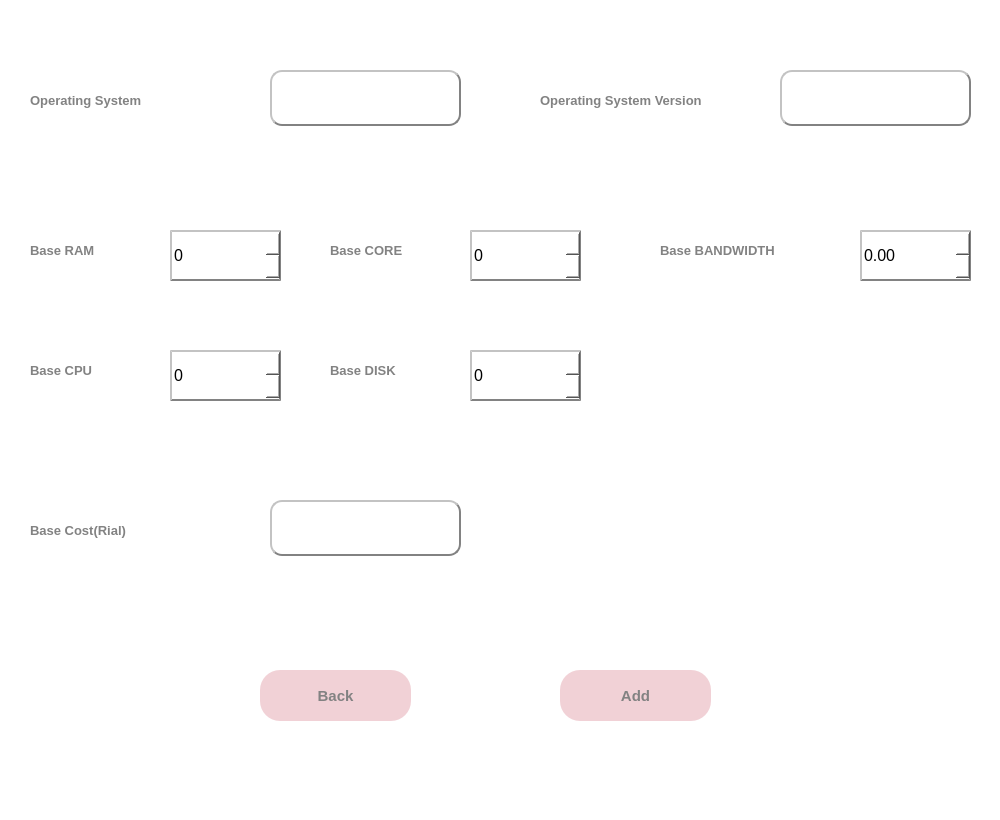
Old version of the form ui/os_create.ui in the repository vidagharavian/cloud_service.
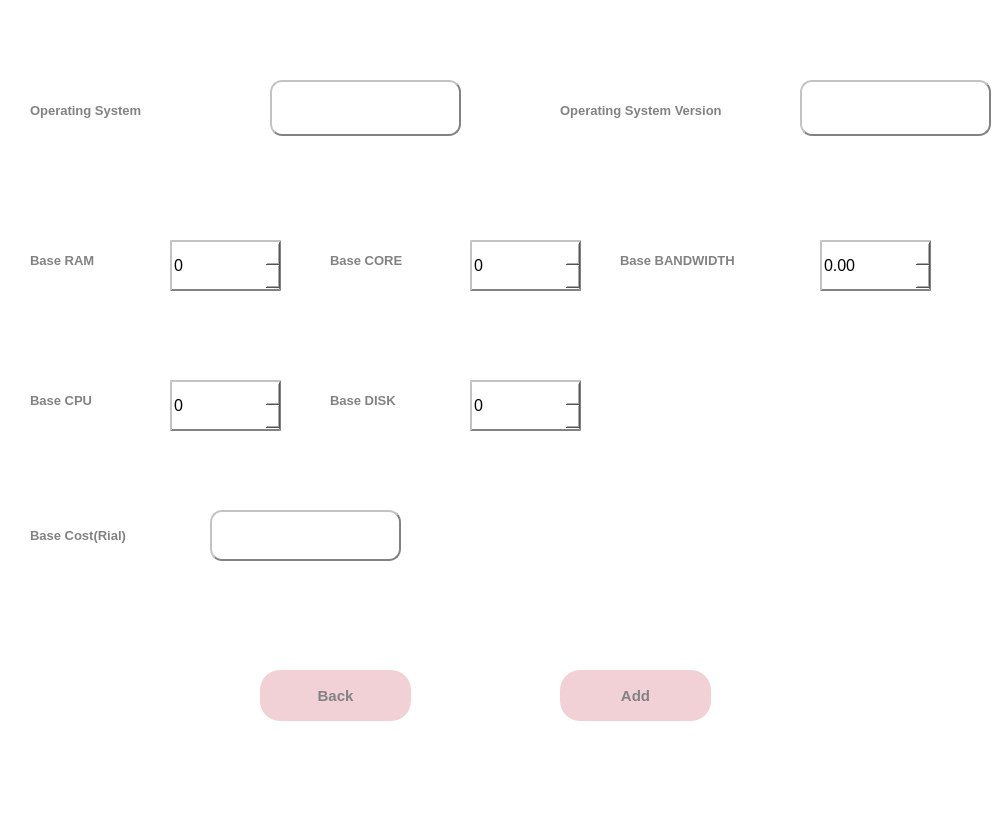
New version of the form.

```diff
--- a/ui/os_create.ui
+++ b/ui/os_create.ui
@@ -20,8 +20,8 @@
    <widget class="QTextEdit" name="os_version">
     <property name="geometry">
      <rect>
-      <x>780</x>
-      <y>70</y>
+      <x>800</x>
+      <y>80</y>
       <width>191</width>
       <height>56</height>
      </rect>
@@ -43,7 +43,7 @@
     <property name="geometry">
      <rect>
       <x>270</x>
-      <y>70</y>
+      <y>80</y>
       <width>191</width>
       <height>56</height>
      </rect>
@@ -65,7 +65,7 @@
     <property name="geometry">
      <rect>
       <x>30</x>
-      <y>80</y>
+      <y>90</y>
       <width>231</width>
       <height>41</height>
      </rect>
@@ -87,8 +87,8 @@
    <widget class="QLabel" name="label_3">
     <property name="geometry">
      <rect>
-      <x>540</x>
-      <y>80</y>
+      <x>560</x>
+      <y>90</y>
       <width>231</width>
       <height>41</height>
      </rect>
@@ -181,7 +181,7 @@
     <property name="geometry">
      <rect>
       <x>30</x>
-      <y>350</y>
+      <y>380</y>
       <width>131</width>
       <height>41</height>
      </rect>
@@ -204,7 +204,7 @@
     <property name="geometry">
      <rect>
       <x>30</x>
-      <y>230</y>
+      <y>240</y>
       <width>131</width>
       <height>41</height>
      </rect>
@@ -227,7 +227,7 @@
     <property name="geometry">
      <rect>
       <x>170</x>
-      <y>230</y>
+      <y>240</y>
       <width>111</width>
       <height>51</height>
      </rect>
@@ -247,7 +247,7 @@
     <property name="geometry">
      <rect>
       <x>170</x>
-      <y>350</y>
+      <y>380</y>
       <width>111</width>
       <height>51</height>
      </rect>
@@ -267,7 +267,7 @@
     <property name="geometry">
      <rect>
       <x>330</x>
-      <y>230</y>
+      <y>240</y>
       <width>131</width>
       <height>41</height>
      </rect>
@@ -290,7 +290,7 @@
     <property name="geometry">
      <rect>
       <x>330</x>
-      <y>350</y>
+      <y>380</y>
       <width>131</width>
       <height>41</height>
      </rect>
@@ -313,7 +313,7 @@
     <property name="geometry">
      <rect>
       <x>470</x>
-      <y>350</y>
+      <y>380</y>
       <width>111</width>
       <height>51</height>
      </rect>
@@ -333,7 +333,7 @@
     <property name="geometry">
      <rect>
       <x>470</x>
-      <y>230</y>
+      <y>240</y>
       <width>111</width>
       <height>51</height>
      </rect>
@@ -352,8 +352,8 @@
    <widget class="QLabel" name="label_8">
     <property name="geometry">
      <rect>
-      <x>660</x>
-      <y>230</y>
+      <x>620</x>
+      <y>240</y>
       <width>201</width>
       <height>41</height>
      </rect>
@@ -375,8 +375,8 @@
    <widget class="QDoubleSpinBox" name="bandwidth">
     <property name="geometry">
      <rect>
-      <x>860</x>
-      <y>230</y>
+      <x>820</x>
+      <y>240</y>
       <width>111</width>
       <height>51</height>
      </rect>
@@ -395,10 +395,10 @@
    <widget class="QTextEdit" name="cost">
     <property name="geometry">
      <rect>
-      <x>270</x>
-      <y>500</y>
+      <x>210</x>
+      <y>510</y>
       <width>191</width>
-      <height>56</height>
+      <height>51</height>
      </rect>
     </property>
     <property name="font">
@@ -418,8 +418,8 @@
      <rect>
       <x>30</x>
       <y>510</y>
-      <width>201</width>
-      <height>41</height>
+      <width>171</width>
+      <height>51</height>
      </rect>
     </property>
     <property name="font">
```
